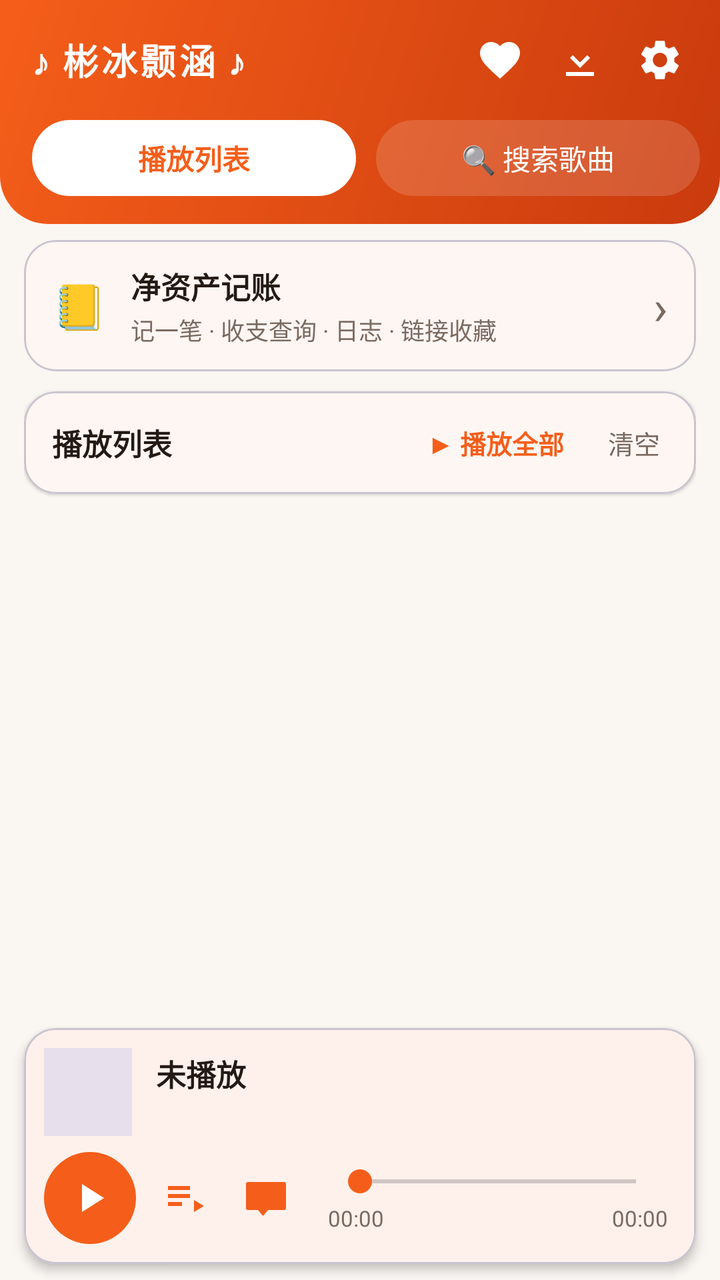
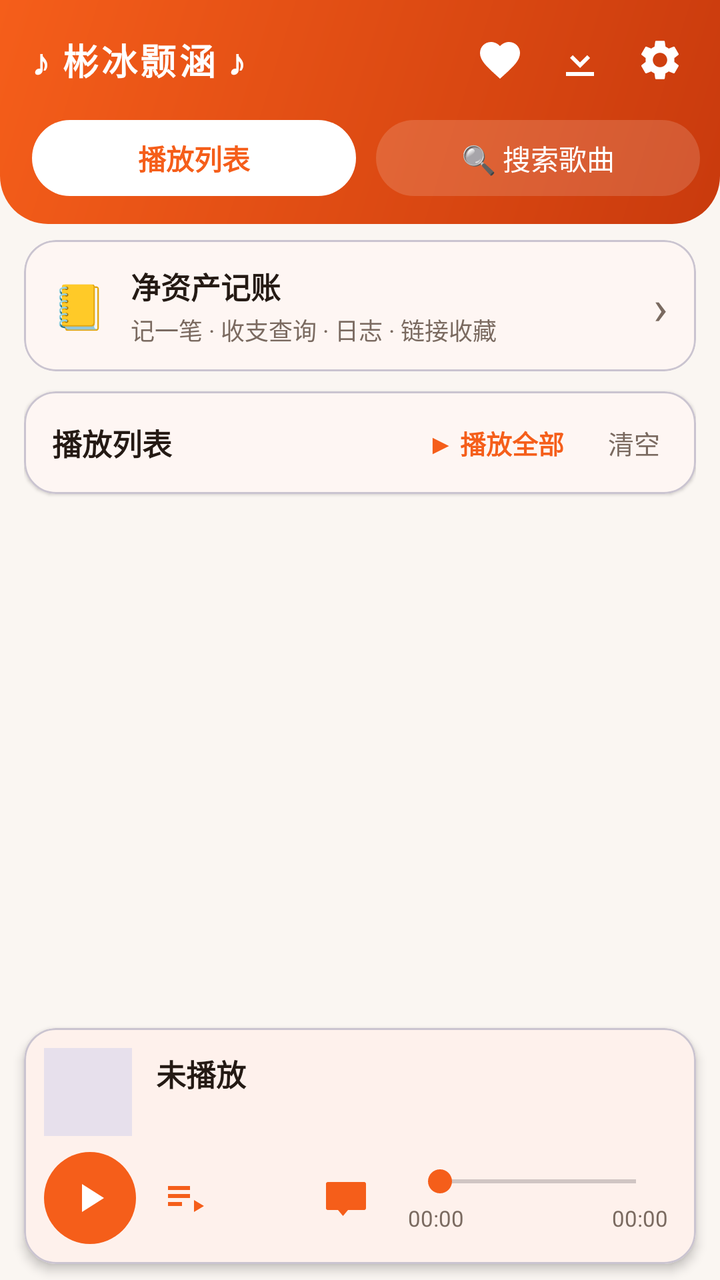

Two renders of the same Android screen: before a commit and after it. Below are the layout's source before the change and the commit's diff.
<!-- AndroidManifest.xml: application theme AppTheme -->
<!-- res/layout/activity_main.xml -->
<?xml version="1.0" encoding="utf-8"?>
<LinearLayout xmlns:android="http://schemas.android.com/apk/res/android"
    xmlns:app="http://schemas.android.com/apk/res-auto"
    android:layout_width="match_parent"
    android:layout_height="match_parent"
    android:orientation="vertical">

    
    <LinearLayout
        android:layout_width="match_parent"
        android:layout_height="wrap_content"
        android:orientation="vertical"
        android:background="@drawable/bg_header_gradient"
        android:paddingStart="16dp"
        android:paddingEnd="10dp"
        android:paddingTop="10dp"
        android:paddingBottom="14dp">

        
        <LinearLayout
            android:layout_width="match_parent"
            android:layout_height="wrap_content"
            android:orientation="horizontal"
            android:gravity="center_vertical">
            <TextView
                android:layout_width="wrap_content"
                android:layout_height="wrap_content"
                android:text="♪ 彬冰颢涵 ♪"
                android:textSize="18sp"
                android:textStyle="bold"
                android:textColor="@color/on_primary"
                android:maxLines="1"
                android:letterSpacing="0.08"
                android:includeFontPadding="false"/>
            <View
                android:layout_width="0dp"
                android:layout_height="1dp"
                android:layout_weight="1"/>
            <ImageButton
                android:id="@+id/openFavorites"
                android:layout_width="40dp"
                android:layout_height="40dp"
                android:background="?attr/selectableItemBackgroundBorderless"
                android:src="@drawable/ic_favorite"
                android:tint="@color/on_primary"
                android:scaleType="centerInside"
                android:contentDescription="收藏"/>
            <ImageButton
                android:id="@+id/openDownloads"
                android:layout_width="40dp"
                android:layout_height="40dp"
                android:background="?attr/selectableItemBackgroundBorderless"
                android:src="@drawable/ic_download"
                android:tint="@color/on_primary"
                android:scaleType="centerInside"
                android:contentDescription="已下载"/>
            <ImageButton
                android:id="@+id/openSettings"
                android:layout_width="40dp"
                android:layout_height="40dp"
                android:background="?attr/selectableItemBackgroundBorderless"
                android:src="@drawable/ic_settings"
                android:tint="@color/on_primary"
                android:scaleType="centerInside"
                android:contentDescription="设置"/>
        </LinearLayout>

        
        <LinearLayout
            android:layout_width="match_parent"
            android:layout_height="wrap_content"
            android:orientation="horizontal"
            android:gravity="center_vertical"
            android:paddingTop="10dp">
            <TextView
                android:id="@+id/tabPlaylist"
                android:layout_width="0dp"
                android:layout_height="38dp"
                android:layout_weight="1"
                android:gravity="center"
                android:text="播放列表"
                android:textSize="14sp"
                android:textStyle="bold"
                android:background="@drawable/bg_pill_white"
                android:textColor="@color/primary"/>
            <TextView
                android:id="@+id/tabSearch"
                android:layout_width="0dp"
                android:layout_height="38dp"
                android:layout_marginStart="10dp"
                android:layout_weight="1"
                android:gravity="center"
                android:text="🔍 搜索歌曲"
                android:textSize="14sp"
                android:background="@drawable/bg_pill_glass"
                android:textColor="@color/on_primary"/>
        </LinearLayout>
    </LinearLayout>

    
    <FrameLayout
        android:layout_width="match_parent"
        android:layout_height="0dp"
        android:layout_weight="1"
        android:paddingTop="8dp">

        
        <LinearLayout
            android:id="@+id/playlistPanel"
            android:layout_width="match_parent"
            android:layout_height="match_parent"
            android:orientation="vertical"
            android:paddingStart="12dp"
            android:paddingEnd="12dp">

            
            <com.google.android.material.card.MaterialCardView
                android:id="@+id/openNetAsset"
                android:layout_width="match_parent"
                android:layout_height="wrap_content"
                app:cardCornerRadius="16dp"
                app:cardElevation="1dp"
                app:cardBackgroundColor="?attr/colorSurface"
                android:layout_marginBottom="10dp">
                <LinearLayout
                    android:layout_width="match_parent"
                    android:layout_height="wrap_content"
                    android:orientation="horizontal"
                    android:gravity="center_vertical"
                    android:paddingStart="14dp"
                    android:paddingEnd="14dp"
                    android:paddingTop="12dp"
                    android:paddingBottom="12dp">
                    <TextView
                        android:layout_width="wrap_content"
                        android:layout_height="wrap_content"
                        android:text="📒"
                        android:textSize="22sp"/>
                    <LinearLayout
                        android:layout_width="0dp"
                        android:layout_height="wrap_content"
                        android:layout_weight="1"
                        android:orientation="vertical"
                        android:paddingStart="12dp">
                        <TextView
                            android:layout_width="wrap_content"
                            android:layout_height="wrap_content"
                            android:text="净资产记账"
                            android:textSize="15sp"
                            android:textStyle="bold"
                            android:textColor="?attr/colorOnSurface"/>
                        <TextView
                            android:layout_width="wrap_content"
                            android:layout_height="wrap_content"
                            android:text="记一笔 · 收支查询 · 日志 · 链接收藏"
                            android:textSize="12sp"
                            android:textColor="?attr/colorOnSurfaceVariant"
                            android:paddingTop="2dp"/>
                    </LinearLayout>
                    <TextView
                        android:layout_width="wrap_content"
                        android:layout_height="wrap_content"
                        android:text="›"
                        android:textSize="24sp"
                        android:textColor="?attr/colorOnSurfaceVariant"/>
                </LinearLayout>
            </com.google.android.material.card.MaterialCardView>

            <com.google.android.material.card.MaterialCardView
                android:layout_width="match_parent"
                android:layout_height="wrap_content"
                app:cardCornerRadius="16dp"
                app:cardElevation="1dp"
                app:cardBackgroundColor="?attr/colorSurface"
                android:layout_marginBottom="10dp">
                <LinearLayout
                    android:layout_width="match_parent"
                    android:layout_height="wrap_content"
                    android:orientation="horizontal"
                    android:gravity="center_vertical"
                    android:paddingStart="14dp"
                    android:paddingEnd="8dp"
                    android:paddingTop="10dp"
                    android:paddingBottom="10dp">
                    <TextView
                        android:id="@+id/queueCount"
                        android:layout_width="0dp"
                        android:layout_height="wrap_content"
                        android:layout_weight="1"
                        android:text="播放列表"
                        android:textSize="15sp"
                        android:textStyle="bold"
                        android:textColor="?attr/colorOnSurface"/>
                    <TextView
                        android:id="@+id/playAllQueue"
                        android:layout_width="wrap_content"
                        android:layout_height="wrap_content"
                        android:text="▶ 播放全部"
                        android:textSize="13sp"
                        android:textStyle="bold"
                        android:textColor="@color/primary"
                        android:paddingStart="12dp"
                        android:paddingEnd="12dp"
                        android:paddingTop="6dp"
                        android:paddingBottom="6dp"/>
                    <TextView
                        android:id="@+id/clearQueue"
                        android:layout_width="wrap_content"
                        android:layout_height="wrap_content"
                        android:text="清空"
                        android:textSize="13sp"
                        android:textColor="?attr/colorOnSurfaceVariant"
                        android:paddingStart="10dp"
                        android:paddingEnd="10dp"
                        android:paddingTop="6dp"
                        android:paddingBottom="6dp"/>
                </LinearLayout>
            </com.google.android.material.card.MaterialCardView>

            <androidx.recyclerview.widget.RecyclerView
                android:id="@+id/queueList"
                android:layout_width="match_parent"
                android:layout_height="0dp"
                android:layout_weight="1"
                android:clipToPadding="false"
                android:paddingBottom="8dp"/>

            
            <LinearLayout
                android:id="@+id/queueEmpty"
                android:layout_width="match_parent"
                android:layout_height="match_parent"
                android:orientation="vertical"
                android:gravity="center"
                android:visibility="gone">
                <TextView
                    android:layout_width="wrap_content"
                    android:layout_height="wrap_content"
                    android:text="🎶"
                    android:textSize="48sp"/>
                <TextView
                    android:layout_width="wrap_content"
                    android:layout_height="wrap_content"
                    android:text="播放列表还是空的"
                    android:textSize="17sp"
                    android:textStyle="bold"
                    android:textColor="?attr/colorOnSurface"
                    android:paddingTop="10dp"/>
                <TextView
                    android:layout_width="wrap_content"
                    android:layout_height="wrap_content"
                    android:text="去搜索喜欢的歌，点一下就播"
                    android:textSize="13sp"
                    android:textColor="?attr/colorOnSurfaceVariant"
                    android:paddingTop="6dp"/>
                <com.google.android.material.button.MaterialButton
                    android:id="@+id/gotoSearchBtn"
                    android:layout_width="wrap_content"
                    android:layout_height="wrap_content"
                    android:layout_marginTop="18dp"
                    android:text="去搜索"/>
            </LinearLayout>
        </LinearLayout>

        
        <LinearLayout
            android:id="@+id/searchPanel"
            android:layout_width="match_parent"
            android:layout_height="match_parent"
            android:orientation="vertical"
            android:padding="12dp"
            android:visibility="gone">

            
            <com.google.android.material.card.MaterialCardView
                android:layout_width="match_parent"
                android:layout_height="wrap_content"
                app:cardCornerRadius="16dp"
                app:cardElevation="2dp"
                app:cardBackgroundColor="?attr/colorSurface"
                android:layout_marginBottom="12dp">
                <LinearLayout
                    android:layout_width="match_parent"
                    android:layout_height="wrap_content"
                    android:orientation="horizontal"
                    android:gravity="center_vertical"
                    android:padding="10dp">
                    <com.google.android.material.textfield.TextInputLayout
                        style="@style/Widget.Material3.TextInputLayout.OutlinedBox"
                        android:layout_width="0dp"
                        android:layout_height="wrap_content"
                        android:layout_weight="1"
                        android:hint="搜索歌曲 / 歌手">
                        <com.google.android.material.textfield.TextInputEditText
                            android:id="@+id/searchInput"
                            android:layout_width="match_parent"
                            android:layout_height="wrap_content"
                            android:inputType="text"
                            android:imeOptions="actionSearch"
                            android:maxLines="1"/>
                    </com.google.android.material.textfield.TextInputLayout>
                    <com.google.android.material.button.MaterialButton
                        android:id="@+id/searchButton"
                        android:layout_width="wrap_content"
                        android:layout_height="56dp"
                        android:layout_marginStart="8dp"
                        android:text="搜索"/>
                </LinearLayout>
            </com.google.android.material.card.MaterialCardView>

            
            <HorizontalScrollView
                android:layout_width="match_parent"
                android:layout_height="wrap_content"
                android:scrollbars="none"
                android:layout_marginBottom="8dp">
                <LinearLayout
                    android:layout_width="wrap_content"
                    android:layout_height="wrap_content"
                    android:orientation="horizontal">
                    <com.google.android.material.button.MaterialButton
                        android:id="@+id/sourceAll" style="@style/Widget.Material3.Button.OutlinedButton"
                        android:layout_width="wrap_content" android:layout_height="40dp"
                        android:text="全部" android:layout_marginEnd="8dp"/>
                    <com.google.android.material.button.MaterialButton
                        android:id="@+id/sourceNetease" style="@style/Widget.Material3.Button.OutlinedButton"
                        android:layout_width="wrap_content" android:layout_height="40dp"
                        android:text="网易云"/>
                </LinearLayout>
            </HorizontalScrollView>

            <TextView
                android:id="@+id/statusText"
                android:layout_width="match_parent"
                android:layout_height="wrap_content"
                android:text="搜索后点击歌曲即可播放"
                android:textColor="?attr/colorOnSurfaceVariant"
                android:textSize="13sp"
                android:padding="4dp"/>

            <com.google.android.material.button.MaterialButton
                android:id="@+id/playAllResults"
                style="@style/Widget.Material3.Button.OutlinedButton"
                android:layout_width="wrap_content"
                android:layout_height="40dp"
                android:text="▶ 播放全部结果"/>

            <androidx.recyclerview.widget.RecyclerView
                android:id="@+id/songList"
                android:layout_width="match_parent"
                android:layout_height="0dp"
                android:layout_weight="1"
                android:paddingTop="4dp"
                android:paddingBottom="8dp"
                android:clipToPadding="false"/>
        </LinearLayout>
    </FrameLayout>

    
    <com.google.android.material.card.MaterialCardView
        android:id="@+id/playerBar"
        android:layout_width="match_parent"
        android:layout_height="wrap_content"
        app:cardCornerRadius="16dp"
        app:cardElevation="3dp"
        app:cardBackgroundColor="?attr/colorSurface"
        android:layout_marginStart="12dp"
        android:layout_marginEnd="12dp"
        android:layout_marginBottom="8dp">
        <LinearLayout
            android:layout_width="match_parent"
            android:layout_height="wrap_content"
            android:orientation="vertical"
            android:padding="10dp">

            
            <LinearLayout
                android:layout_width="match_parent"
                android:layout_height="wrap_content"
                android:orientation="horizontal"
                android:gravity="center_vertical">
                <ImageView
                    android:id="@+id/coverImage"
                    android:layout_width="44dp"
                    android:layout_height="44dp"
                    android:scaleType="centerCrop"
                    android:background="?attr/colorSurfaceVariant"/>
                <LinearLayout
                    android:layout_width="0dp"
                    android:layout_height="wrap_content"
                    android:layout_weight="1"
                    android:orientation="vertical"
                    android:paddingStart="12dp">
                    <TextView
                        android:id="@+id/nowPlaying"
                        android:layout_width="match_parent"
                        android:layout_height="wrap_content"
                        android:text="未播放"
                        android:textSize="15sp"
                        android:textStyle="bold"
                        android:textColor="?attr/colorOnSurface"
                        android:maxLines="1"
                        android:ellipsize="end"/>
                    <TextView
                        android:id="@+id/nowArtist"
                        android:layout_width="match_parent"
                        android:layout_height="wrap_content"
                        android:text=""
                        android:textSize="12sp"
                        android:paddingTop="2dp"
                        android:textColor="?attr/colorOnSurfaceVariant"
                        android:maxLines="1"
                        android:ellipsize="end"/>
                </LinearLayout>
            </LinearLayout>

            
            <LinearLayout
                android:layout_width="match_parent"
                android:layout_height="wrap_content"
                android:orientation="horizontal"
                android:gravity="center_vertical"
                android:paddingTop="8dp">
                <ImageButton
                    android:id="@+id/playPauseBtn"
                    android:layout_width="46dp"
                    android:layout_height="46dp"
                    android:background="@drawable/bg_circle_primary"
                    android:src="@drawable/ic_play"
                    android:tint="@color/on_primary"
                    android:scaleType="centerInside"/>
                <ImageButton
                    android:id="@+id/modeBtn"
                    android:layout_width="38dp"
                    android:layout_height="38dp"
                    android:layout_marginStart="6dp"
                    android:background="?attr/selectableItemBackgroundBorderless"
                    android:src="@drawable/ic_sequence"
                    android:tint="@color/primary"
                    android:scaleType="centerInside"
                    android:contentDescription="播放模式"/>
                <ImageButton
                    android:id="@+id/lyricFloatBtn"
                    android:layout_width="38dp"
                    android:layout_height="38dp"
                    android:layout_marginStart="2dp"
                    android:background="?attr/selectableItemBackgroundBorderless"
                    android:src="@drawable/ic_lyric_float"
                    android:tint="@color/primary"
                    android:scaleType="centerInside"
                    android:contentDescription="桌面歌词"/>
                <LinearLayout
                    android:layout_width="0dp"
                    android:layout_height="wrap_content"
                    android:layout_weight="1"
                    android:orientation="vertical"
                    android:paddingStart="12dp"
                    android:paddingEnd="4dp">
                    <SeekBar
                        android:id="@+id/seekBar"
                        android:layout_width="match_parent"
                        android:layout_height="wrap_content"
                        android:progressTint="@color/primary"
                        android:thumbTint="@color/primary"/>
                    <LinearLayout
                        android:layout_width="match_parent"
                        android:layout_height="wrap_content"
                        android:orientation="horizontal"
                        android:gravity="center_vertical"
                        android:paddingTop="2dp">
                        <TextView
                            android:id="@+id/curTime"
                            android:layout_width="wrap_content"
                            android:layout_height="wrap_content"
                            android:text="00:00"
                            android:textSize="11sp"
                            android:textColor="?attr/colorOnSurfaceVariant"/>
                        <View
                            android:layout_width="0dp"
                            android:layout_height="0dp"
                            android:layout_weight="1"/>
                        <TextView
                            android:id="@+id/totalTime"
                            android:layout_width="wrap_content"
                            android:layout_height="wrap_content"
                            android:text="00:00"
                            android:textSize="11sp"
                            android:textColor="?attr/colorOnSurfaceVariant"/>
                    </LinearLayout>
                </LinearLayout>
            </LinearLayout>
        </LinearLayout>
    </com.google.android.material.card.MaterialCardView>
</LinearLayout>
<!-- resources referenced by this layout -->
<resources>
  <color name="on_primary">#FFFFFF</color>
  <color name="primary">#F55E1A</color>
  <!-- drawable bg_circle_primary (drawable) -->
  <?xml version="1.0" encoding="utf-8"?>
  <shape xmlns:android="http://schemas.android.com/apk/res/android"
      android:shape="oval">
      <solid android:color="@color/primary"/>
  </shape>
  <!-- drawable bg_header_gradient (drawable) -->
  <?xml version="1.0" encoding="utf-8"?>
  <shape xmlns:android="http://schemas.android.com/apk/res/android"
      android:shape="rectangle">
      <gradient
          android:startColor="@color/primary"
          android:endColor="@color/primary_dark"
          android:angle="315"/>
      <corners
          android:bottomLeftRadius="24dp"
          android:bottomRightRadius="24dp"/>
  </shape>
  <!-- drawable bg_pill_glass (drawable) -->
  <?xml version="1.0" encoding="utf-8"?>
  <shape xmlns:android="http://schemas.android.com/apk/res/android"
      android:shape="rectangle">
      <solid android:color="#26FFFFFF"/>
      <corners android:radius="19dp"/>
  </shape>
  <!-- drawable bg_pill_white (drawable) -->
  <?xml version="1.0" encoding="utf-8"?>
  <shape xmlns:android="http://schemas.android.com/apk/res/android"
      android:shape="rectangle">
      <solid android:color="#FFFFFF"/>
      <corners android:radius="19dp"/>
  </shape>
  <!-- drawable ic_download (drawable) -->
  <vector xmlns:android="http://schemas.android.com/apk/res/android"
      android:width="24dp"
      android:height="24dp"
      android:viewportWidth="24"
      android:viewportHeight="24">
      <path
          android:fillColor="#000000"
          android:pathData="M5,20h14v-2H5V20zM12,4v9.17l3.59,-3.58L17,11l-5,5 -5,-5 1.41,-1.41L12,13.17V4z"/>
  </vector>
  <!-- drawable ic_lyric_float (drawable) -->
  <vector xmlns:android="http://schemas.android.com/apk/res/android"
      android:width="24dp"
      android:height="24dp"
      android:viewportWidth="24"
      android:viewportHeight="24"
      android:tint="#FFFFFFFF">
      
      <path
          android:fillColor="#FF000000"
          android:pathData="M3,4h18a1,1 0,0 1,1 1v12a1,1 0,0 1,-1 1H13l-2.5,3L8,18H3a1,1 0,0 1,-1 -1V5a1,1 0,0 1,1 -1zM4.5,7.5h15v1.5h-15zM4.5,11h10v1.5h-10z"/>
  </vector>
  <!-- drawable ic_play (drawable) -->
  <vector xmlns:android="http://schemas.android.com/apk/res/android"
      android:width="24dp"
      android:height="24dp"
      android:viewportWidth="24.0"
      android:viewportHeight="24.0">
      <path
          android:fillColor="#FFFFFF"
          android:pathData="M8 5v14l11-7z"/>
  </vector>
  <!-- drawable ic_sequence (drawable) -->
  <vector xmlns:android="http://schemas.android.com/apk/res/android"
      android:width="24dp"
      android:height="24dp"
      android:viewportWidth="24"
      android:viewportHeight="24">
      <path
          android:fillColor="#000000"
          android:pathData="M3 10h11v2H3v-2zm0-4h11v2H3V6zm0 8h7v2H3v-2zm13-1v6l5-3-5-3z"/>
  </vector>
  <color name="primary_dark">#C93A0D</color>
  <color name="background">#FAF6F2</color>
  <color name="surface">#FFFFFF</color>
  <color name="on_surface">#241A14</color>
  <color name="on_surface_variant">#7A6A60</color>
  <!-- unchanged entries left out for length: 3 -->
</resources>

<!-- the commit's change to res/layout/activity_main.xml (unified diff, before → after) -->
@@ -440,6 +440,16 @@
                     android:scaleType="centerInside"
                     android:contentDescription="播放模式"/>
                 <ImageButton
+                    android:id="@+id/lyricPageBtn"
+                    android:layout_width="38dp"
+                    android:layout_height="38dp"
+                    android:layout_marginStart="2dp"
+                    android:background="?attr/selectableItemBackgroundBorderless"
+                    android:src="@drawable/ic_lyric_page"
+                    android:tint="@color/primary"
+                    android:scaleType="centerInside"
+                    android:contentDescription="歌词页"/>
+                <ImageButton
                     android:id="@+id/lyricFloatBtn"
                     android:layout_width="38dp"
                     android:layout_height="38dp"
<!-- resource entries referenced after the edit -->
@@ -56,6 +56,26 @@
           android:fillColor="#FF000000"
           android:pathData="M3,4h18a1,1 0,0 1,1 1v12a1,1 0,0 1,-1 1H13l-2.5,3L8,18H3a1,1 0,0 1,-1 -1V5a1,1 0,0 1,1 -1zM4.5,7.5h15v1.5h-15zM4.5,11h10v1.5h-10z"/>
   </vector>
+  <!-- drawable ic_lyric_page (drawable) -->
+  <?xml version="1.0" encoding="utf-8"?>
+  <vector xmlns:android="http://schemas.android.com/apk/res/android"
+      android:width="24dp"
+      android:height="24dp"
+      android:viewportWidth="24"
+      android:viewportHeight="24">
+      <path
+          android:fillColor="@android:color/transparent"
+          android:strokeColor="#000000"
+          android:strokeWidth="1.6"
+          android:strokeLineCap="round"
+          d="M6,4.5h12c0.8,0 1.5,0.7 1.5,1.5v12c0,0.8 -0.7,1.5 -1.5,1.5H6c-0.8,0 -1.5,-0.7 -1.5,-1.5V6c0,-0.8 0.7,-1.5 1.5,-1.5z"/>
+      <path
+          android:fillColor="@android:color/transparent"
+          android:strokeColor="#000000"
+          android:strokeWidth="1.6"
+          android:strokeLineCap="round"
+          d="M8.5,9h7 M8.5,12h7 M8.5,15h4"/>
+  </vector>
   <!-- drawable ic_play (drawable) -->
   <vector xmlns:android="http://schemas.android.com/apk/res/android"
       android:width="24dp"
